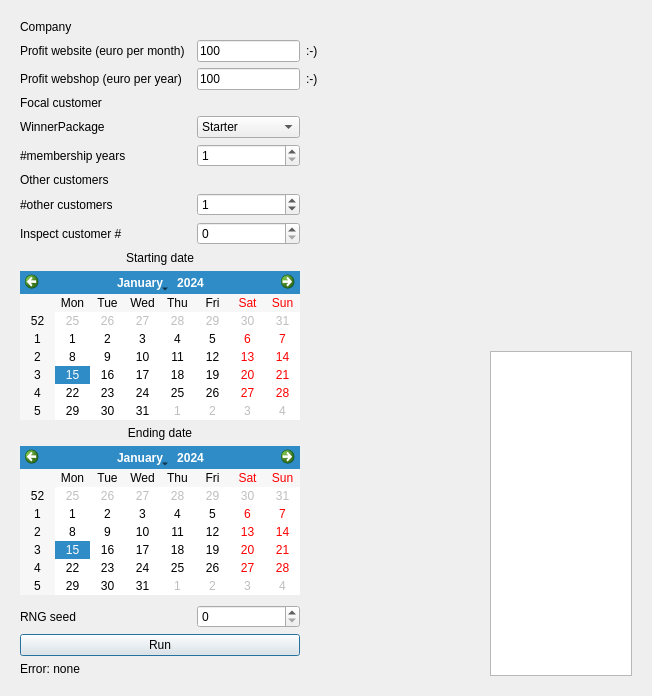
First picture: the form in qtinvestigatemyclickwinnersmaindialog.ui, repository richelbilderbeek/InvestigateMyClickWinners, before the edit.
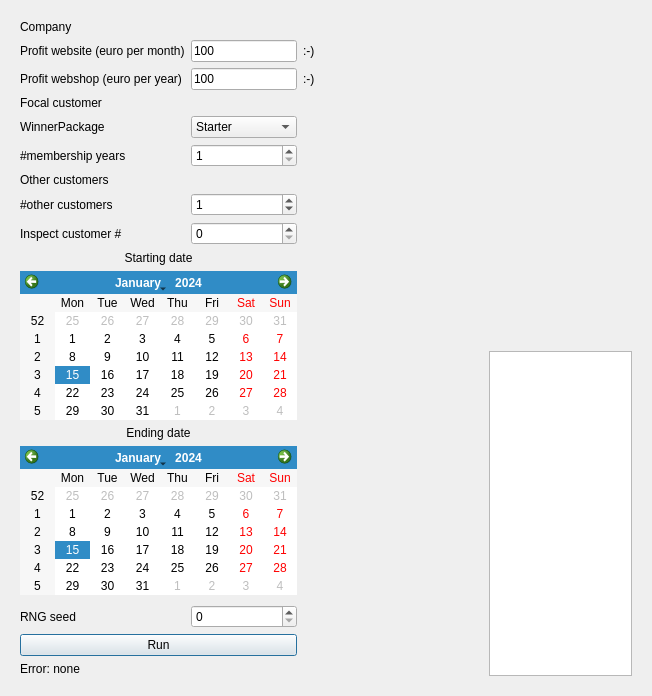
Second picture: the form after the edit. Custom widgets are drawn as their Qt base class.

```diff
--- a/qtinvestigatemyclickwinnersmaindialog.ui
+++ b/qtinvestigatemyclickwinnersmaindialog.ui
@@ -17,14 +17,7 @@
    <item>
     <widget class="QWidget" name="widget" native="true">
      <layout class="QGridLayout" name="gridLayout">
-      <item row="6" column="0">
-       <widget class="QLabel" name="label_n_membership_years">
-        <property name="text">
-         <string>#membership years</string>
-        </property>
-       </widget>
-      </item>
-      <item row="6" column="2">
+      <item row="6" column="1">
        <widget class="QSpinBox" name="box_n_membership_years">
         <property name="minimum">
          <number>1</number>
@@ -34,75 +27,14 @@
         </property>
        </widget>
       </item>
-      <item row="3" column="3">
-       <widget class="QLabel" name="check_profit_webshop">
+      <item row="7" column="0" colspan="2">
+       <widget class="QLabel" name="label_other_customer">
         <property name="text">
-         <string>:-)</string>
+         <string>Other customers</string>
         </property>
        </widget>
       </item>
-      <item row="5" column="0">
-       <widget class="QLabel" name="label_winner_package">
-        <property name="text">
-         <string>WinnerPackage</string>
-        </property>
-       </widget>
-      </item>
-      <item row="10" column="2">
-       <widget class="QSpinBox" name="box_inspect_customer_index"/>
-      </item>
-      <item row="4" column="0" colspan="3">
-       <widget class="QLabel" name="label_focal_customer">
-        <property name="text">
-         <string>Focal customer</string>
-        </property>
-       </widget>
-      </item>
-      <item row="16" column="2">
-       <widget class="QSpinBox" name="box_rng_seed"/>
-      </item>
-      <item row="2" column="0">
-       <widget class="QLabel" name="label_profit_website">
-        <property name="text">
-         <string>Profit website (euro per month)</string>
-        </property>
-       </widget>
-      </item>
-      <item row="5" column="2">
-       <widget class="QComboBox" name="box_winner_package">
-        <item>
-         <property name="text">
-          <string>Starter</string>
-         </property>
-        </item>
-        <item>
-         <property name="text">
-          <string>Basic</string>
-         </property>
-        </item>
-        <item>
-         <property name="text">
-          <string>Junior</string>
-         </property>
-        </item>
-        <item>
-         <property name="text">
-          <string>Senior</string>
-         </property>
-        </item>
-        <item>
-         <property name="text">
-          <string>Master</string>
-         </property>
-        </item>
-        <item>
-         <property name="text">
-          <string>Executive</string>
-         </property>
-        </item>
-       </widget>
-      </item>
-      <item row="9" column="2">
+      <item row="9" column="1">
        <widget class="QSpinBox" name="box_n_other_customers">
         <property name="maximum">
          <number>1000000</number>
@@ -112,6 +44,16 @@
         </property>
        </widget>
       </item>
+      <item row="13" column="0" colspan="2">
+       <widget class="QLabel" name="label_ending_date">
+        <property name="text">
+         <string>Ending date</string>
+        </property>
+        <property name="alignment">
+         <set>Qt::AlignCenter</set>
+        </property>
+       </widget>
+      </item>
       <item row="15" column="0">
        <spacer name="verticalSpacer">
         <property name="orientation">
@@ -125,25 +67,36 @@
         </property>
        </spacer>
       </item>
-      <item row="13" column="0" colspan="3">
-       <widget class="QLabel" name="label_ending_date">
+      <item row="11" column="0" colspan="2">
+       <widget class="QLabel" name="label_starting_date">
         <property name="text">
-         <string>Ending date</string>
+         <string>Starting date</string>
         </property>
         <property name="alignment">
          <set>Qt::AlignCenter</set>
         </property>
        </widget>
       </item>
-      <item row="7" column="0" colspan="3">
-       <widget class="QLabel" name="label_other_customer">
+      <item row="17" column="0" colspan="2">
+       <widget class="QPushButton" name="button_run">
         <property name="text">
-         <string>Other customers</string>
+         <string>Run</string>
         </property>
        </widget>
       </item>
-      <item row="14" column="0" colspan="3">
-       <widget class="QCalendarWidget" name="calendar_end"/>
+      <item row="2" column="1">
+       <widget class="QLineEdit" name="edit_profit_website_euro_per_month">
+        <property name="text">
+         <string>100</string>
+        </property>
+       </widget>
+      </item>
+      <item row="3" column="2">
+       <widget class="QLabel" name="check_profit_webshop">
+        <property name="text">
+         <string>:-)</string>
+        </property>
+       </widget>
       </item>
       <item row="9" column="0">
        <widget class="QLabel" name="label_n_other_customers">
@@ -152,10 +105,10 @@
         </property>
        </widget>
       </item>
-      <item row="3" column="2">
-       <widget class="QLineEdit" name="edit_profit_webshop_euro_per_year">
+      <item row="0" column="0" colspan="2">
+       <widget class="QLabel" name="label_company">
         <property name="text">
-         <string>100</string>
+         <string>Company</string>
         </property>
        </widget>
       </item>
@@ -166,8 +119,69 @@
         </property>
        </widget>
       </item>
-      <item row="12" column="0" colspan="3">
-       <widget class="QCalendarWidget" name="calendar_start"/>
+      <item row="5" column="1">
+       <widget class="QComboBox" name="box_winner_package">
+        <item>
+         <property name="text">
+          <string>Starter</string>
+         </property>
+        </item>
+        <item>
+         <property name="text">
+          <string>Basic</string>
+         </property>
+        </item>
+        <item>
+         <property name="text">
+          <string>Junior</string>
+         </property>
+        </item>
+        <item>
+         <property name="text">
+          <string>Senior</string>
+         </property>
+        </item>
+        <item>
+         <property name="text">
+          <string>Master</string>
+         </property>
+        </item>
+        <item>
+         <property name="text">
+          <string>Executive</string>
+         </property>
+        </item>
+       </widget>
+      </item>
+      <item row="18" column="0" colspan="2">
+       <widget class="QLabel" name="label_error">
+        <property name="text">
+         <string>Error: none</string>
+        </property>
+       </widget>
+      </item>
+      <item row="16" column="1">
+       <widget class="QSpinBox" name="box_rng_seed"/>
+      </item>
+      <item row="10" column="1">
+       <widget class="QSpinBox" name="box_inspect_customer_index"/>
+      </item>
+      <item row="3" column="1">
+       <widget class="QLineEdit" name="edit_profit_webshop_euro_per_year">
+        <property name="text">
+         <string>100</string>
+        </property>
+       </widget>
+      </item>
+      <item row="14" column="0" colspan="2">
+       <widget class="QCalendarWidget" name="calendar_end"/>
+      </item>
+      <item row="4" column="0" colspan="2">
+       <widget class="QLabel" name="label_focal_customer">
+        <property name="text">
+         <string>Focal customer</string>
+        </property>
+       </widget>
       </item>
       <item row="16" column="0">
        <widget class="QLabel" name="label_rng_seed">
@@ -186,51 +200,37 @@
         </property>
        </widget>
       </item>
+      <item row="5" column="0">
+       <widget class="QLabel" name="label_winner_package">
+        <property name="text">
+         <string>WinnerPackage</string>
+        </property>
+       </widget>
+      </item>
+      <item row="12" column="0" colspan="2">
+       <widget class="QCalendarWidget" name="calendar_start"/>
+      </item>
+      <item row="2" column="0">
+       <widget class="QLabel" name="label_profit_website">
+        <property name="text">
+         <string>Profit website (euro per month)</string>
+        </property>
+       </widget>
+      </item>
+      <item row="6" column="0">
+       <widget class="QLabel" name="label_n_membership_years">
+        <property name="text">
+         <string>#membership years</string>
+        </property>
+       </widget>
+      </item>
       <item row="2" column="2">
-       <widget class="QLineEdit" name="edit_profit_website_euro_per_month">
-        <property name="text">
-         <string>100</string>
-        </property>
-       </widget>
-      </item>
-      <item row="18" column="0" colspan="3">
-       <widget class="QLabel" name="label_error">
-        <property name="text">
-         <string>Error: none</string>
-        </property>
-       </widget>
-      </item>
-      <item row="2" column="3">
        <widget class="QLabel" name="check_profit_website">
         <property name="text">
          <string>:-)</string>
         </property>
        </widget>
       </item>
-      <item row="11" column="0" colspan="3">
-       <widget class="QLabel" name="label_starting_date">
-        <property name="text">
-         <string>Starting date</string>
-        </property>
-        <property name="alignment">
-         <set>Qt::AlignCenter</set>
-        </property>
-       </widget>
-      </item>
-      <item row="17" column="0" colspan="3">
-       <widget class="QPushButton" name="button_run">
-        <property name="text">
-         <string>Run</string>
-        </property>
-       </widget>
-      </item>
-      <item row="0" column="0" colspan="3">
-       <widget class="QLabel" name="label_company">
-        <property name="text">
-         <string>Company</string>
-        </property>
-       </widget>
-      </item>
      </layout>
     </widget>
    </item>
```
Left out of the diff: 11 changed lines with no effect on the pictures.
